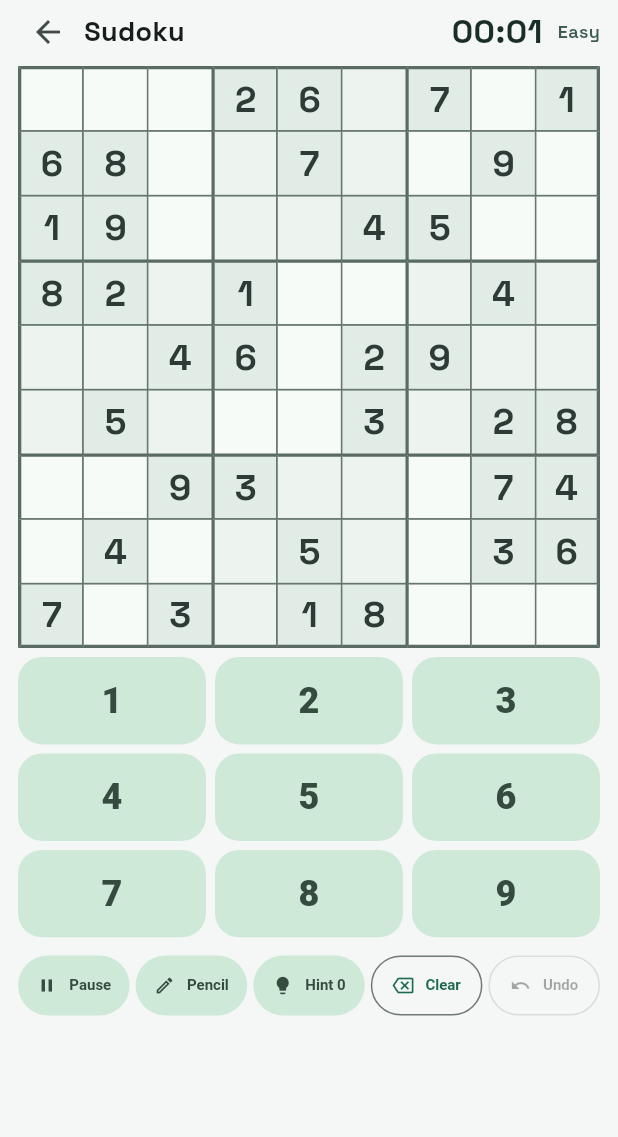
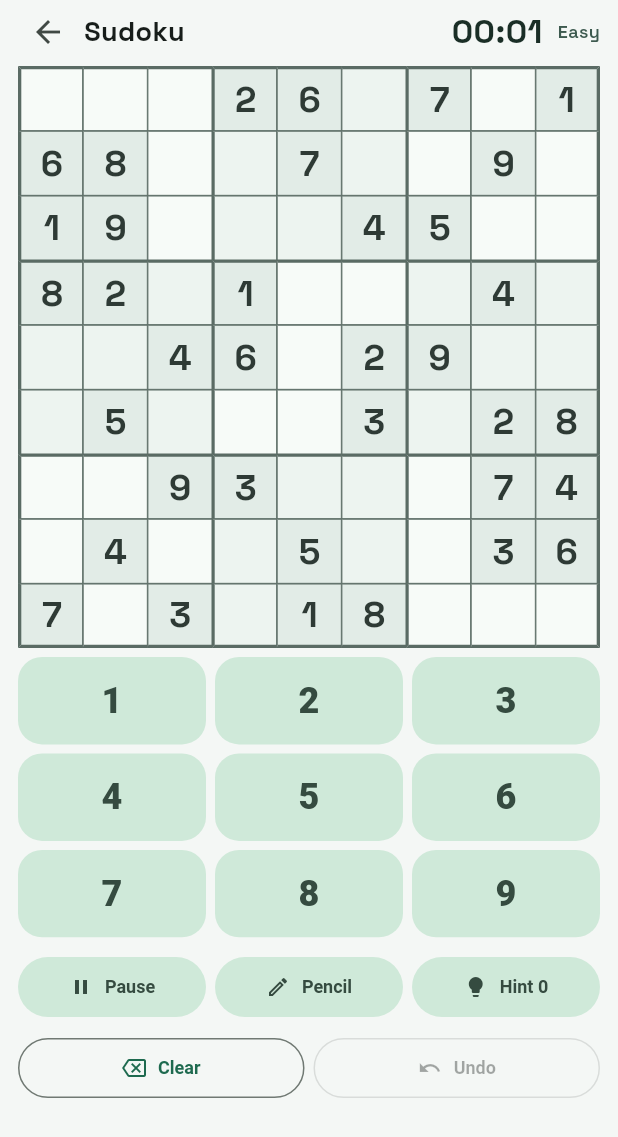
Before and after one commit to Simonsbs/logic_puzzles_app, a Flutter app: the SudokuPage screen opened directly, on a phone screen of 412 x 824 dp. Shown: the top 1137 px of the screen. Run offline on Flutter 3.47's test engine with Material 3 defaults, Android fonts, the phone set to English and light mode, and no system bars; our stand-ins replace flutter_riverpod, google_fonts, shared_preferences, supabase_flutter; accounts and stored records are empty.

Commit message:
Make Sudoku control area adaptive to prevent overflow warnings

```diff
--- a/lib/features/sudoku/sudoku_page.dart
+++ b/lib/features/sudoku/sudoku_page.dart
@@ -79,9 +79,9 @@ class _SudokuPageState extends ConsumerState<SudokuPage> with WidgetsBindingObse
                 const bottomPadding = 8.0;
                 const gap = 6.0;
                 const topBarHeight = 34.0;
-                const actionHeight = 46.0;
-                const targetNumberPadHeight = 140.0;
-                const minNumberPadHeight = 92.0;
+                const actionHeight = 106.0;
+                const targetNumberPadHeight = 110.0;
+                const minNumberPadHeight = 72.0;
                 const minBoardSize = 150.0;
 
                 final availableHeight = constraints.maxHeight - topPadding - bottomPadding;
@@ -347,6 +347,10 @@ class _SudokuPageState extends ConsumerState<SudokuPage> with WidgetsBindingObse
   }
 
   Widget _actionRow() {
+    return LayoutBuilder(
+      builder: (context, constraints) {
+        final tight = constraints.maxHeight < 102;
+        if (tight) {
           return Row(
             children: <Widget>[
               Expanded(
@@ -415,6 +419,86 @@ class _SudokuPageState extends ConsumerState<SudokuPage> with WidgetsBindingObse
                 ),
               ),
             ],
+          );
+        }
+        return Column(
+          children: <Widget>[
+            Row(
+              children: <Widget>[
+                Expanded(
+                  child: FilledButton.tonalIcon(
+                    onPressed: _paused ? _resumeGame : _pauseGame,
+                    icon: Icon(_paused ? Icons.play_arrow : Icons.pause, size: 16),
+                    label: Text(_paused ? 'Resume' : 'Pause'),
+                    style: FilledButton.styleFrom(
+                      padding: const EdgeInsets.symmetric(horizontal: 4, vertical: 10),
+                      textStyle: const TextStyle(fontSize: 12, fontWeight: FontWeight.w700),
+                    ),
+                  ),
+                ),
+                const SizedBox(width: 6),
+                Expanded(
+                  child: FilledButton.tonalIcon(
+                    onPressed: _solved || _paused
+                        ? null
+                        : () {
+                            setState(() => _pencilMode = !_pencilMode);
+                          },
+                    icon: Icon(_pencilMode ? Icons.edit_note : Icons.edit_outlined, size: 16),
+                    label: const Text('Pencil'),
+                    style: FilledButton.styleFrom(
+                      padding: const EdgeInsets.symmetric(horizontal: 4, vertical: 10),
+                      textStyle: const TextStyle(fontSize: 12, fontWeight: FontWeight.w700),
+                      backgroundColor: _pencilMode ? const Color(0xFF3659B5) : null,
+                      foregroundColor: _pencilMode ? Colors.white : null,
+                    ),
+                  ),
+                ),
+                const SizedBox(width: 6),
+                Expanded(
+                  child: FilledButton.tonalIcon(
+                    onPressed: _solved || _paused ? null : _useHint,
+                    icon: const Icon(Icons.lightbulb, size: 16),
+                    label: Text('Hint $_hintsUsed'),
+                    style: FilledButton.styleFrom(
+                      padding: const EdgeInsets.symmetric(horizontal: 4, vertical: 10),
+                      textStyle: const TextStyle(fontSize: 12, fontWeight: FontWeight.w700),
+                    ),
+                  ),
+                ),
+              ],
+            ),
+            const SizedBox(height: 6),
+            Row(
+              children: <Widget>[
+                Expanded(
+                  child: OutlinedButton.icon(
+                    onPressed: _paused || _solved ? null : _clearSelected,
+                    icon: const Icon(Icons.backspace_outlined, size: 16),
+                    label: const Text('Clear'),
+                    style: OutlinedButton.styleFrom(
+                      padding: const EdgeInsets.symmetric(horizontal: 4, vertical: 10),
+                      textStyle: const TextStyle(fontSize: 12, fontWeight: FontWeight.w700),
+                    ),
+                  ),
+                ),
+                const SizedBox(width: 6),
+                Expanded(
+                  child: OutlinedButton.icon(
+                    onPressed: _paused || _solved || _history.isEmpty ? null : _undo,
+                    icon: const Icon(Icons.undo, size: 16),
+                    label: const Text('Undo'),
+                    style: OutlinedButton.styleFrom(
+                      padding: const EdgeInsets.symmetric(horizontal: 4, vertical: 10),
+                      textStyle: const TextStyle(fontSize: 12, fontWeight: FontWeight.w700),
+                    ),
+                  ),
+                ),
+              ],
+            ),
+          ],
+        );
+      },
     );
   }
 
```
Lines whose indentation alone changed are shown as unchanged.
